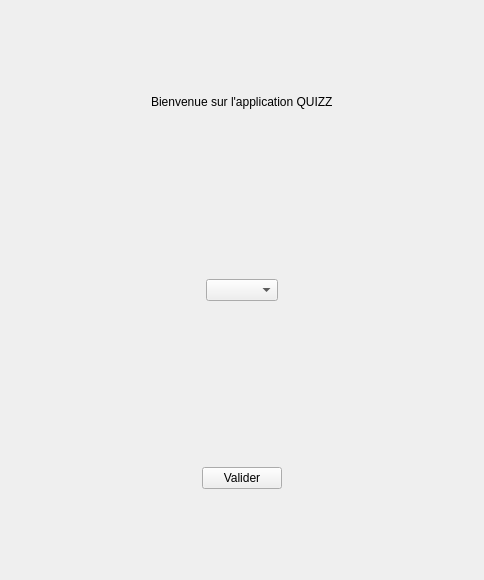
Qt form Programmation/Application/Escape_Quiz_Projet_BTS/mainwindow.ui (BaptisteMagoni/Projet_escape_bts_7_quizz) before a commit.
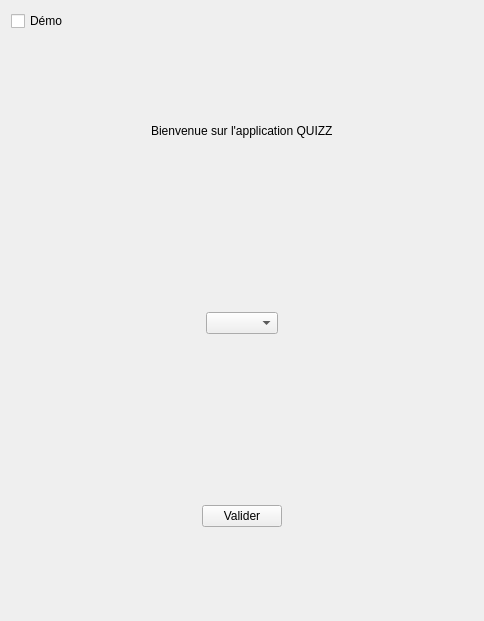
The same form after that commit.

What changed in the file:
```diff
--- a/Programmation/Application/Escape_Quiz_Projet_BTS/mainwindow.ui
+++ b/Programmation/Application/Escape_Quiz_Projet_BTS/mainwindow.ui
@@ -7,7 +7,7 @@
     <x>0</x>
     <y>0</y>
     <width>484</width>
-    <height>580</height>
+    <height>621</height>
    </rect>
   </property>
   <property name="windowTitle">
@@ -15,6 +15,13 @@
   </property>
   <widget class="QWidget" name="ApplicationGlobale">
    <layout class="QVBoxLayout" name="verticalLayout_2">
+    <item>
+     <widget class="QCheckBox" name="check_demo">
+      <property name="text">
+       <string>Démo</string>
+      </property>
+     </widget>
+    </item>
     <item>
      <widget class="QWidget" name="ZoneLabel" native="true">
       <layout class="QHBoxLayout" name="horizontalLayout">
```
